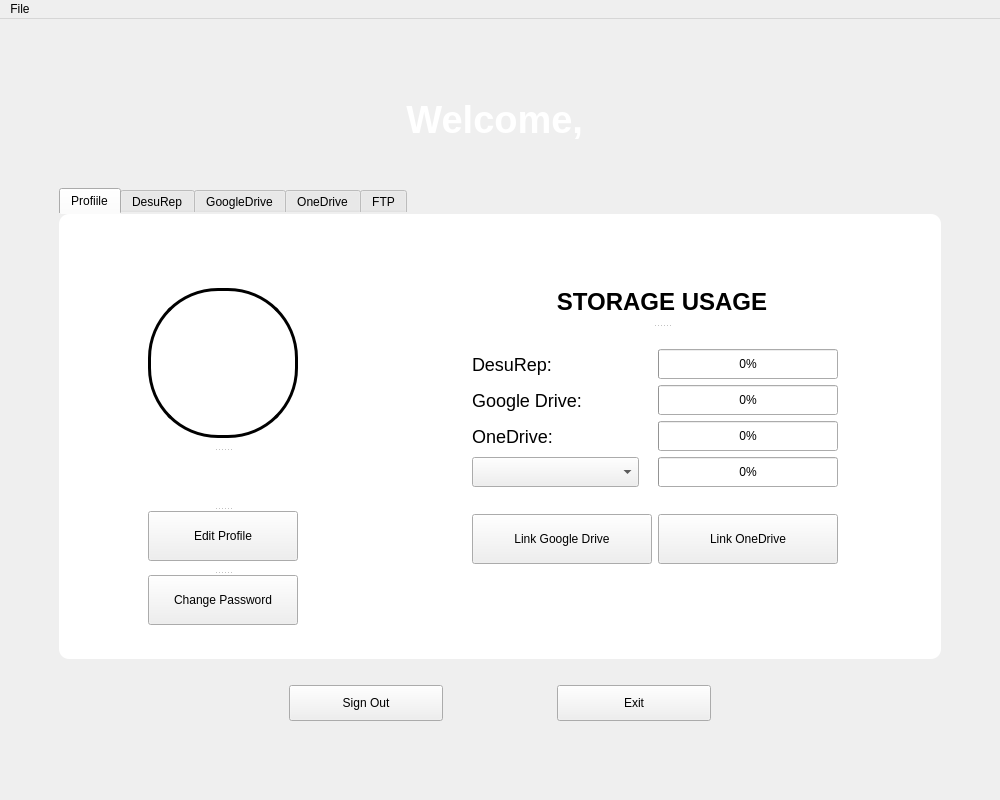
First picture: the form in Desktop/DesuRep/mainwindow.ui, repository Exonymus/Unified-File-Hub, before the edit.
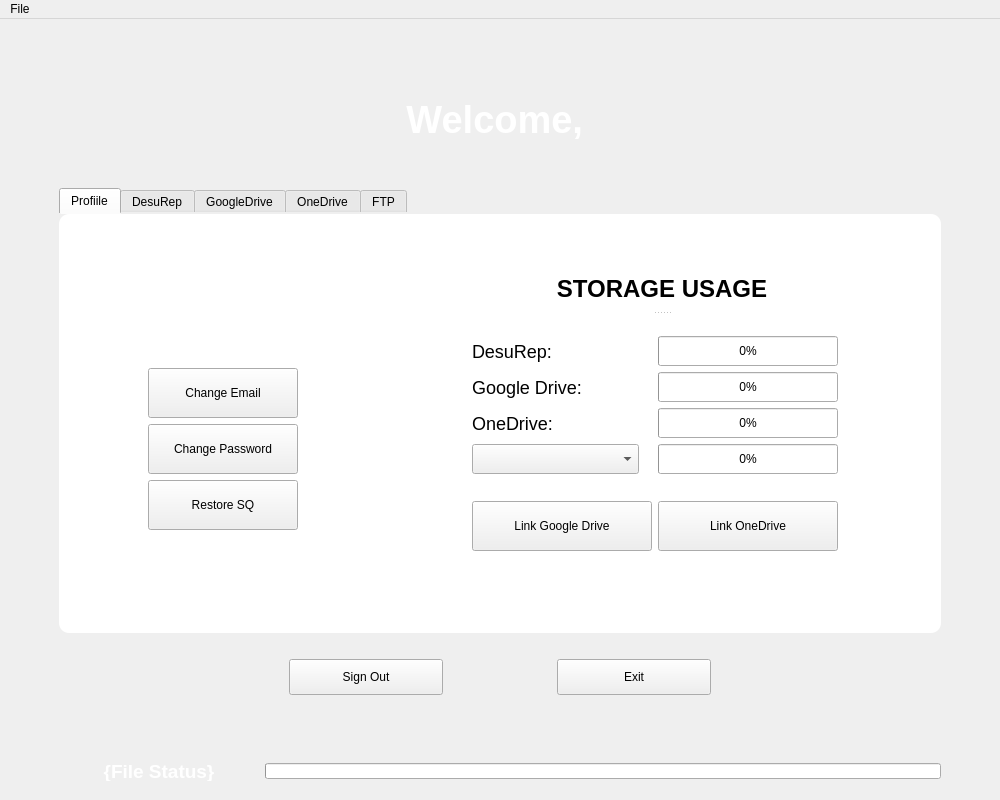
Second picture: the form after the edit. Icons and pictures are not drawn.

Commit message: Added user metadata edit [email, password, sq]

Diff of the .ui file:
```diff
--- a/Desktop/DesuRep/mainwindow.ui
+++ b/Desktop/DesuRep/mainwindow.ui
@@ -146,52 +146,21 @@
            </spacer>
           </item>
           <item>
-           <widget class="QSplitter" name="profile_section">
-            <property name="sizePolicy">
-             <sizepolicy hsizetype="Preferred" vsizetype="Fixed">
-              <horstretch>0</horstretch>
-              <verstretch>0</verstretch>
-             </sizepolicy>
-            </property>
-            <property name="minimumSize">
-             <size>
-              <width>150</width>
-              <height>350</height>
-             </size>
-            </property>
-            <property name="maximumSize">
-             <size>
-              <width>150</width>
-              <height>316</height>
-             </size>
-            </property>
+           <layout class="QVBoxLayout" name="user_profile_section">
+            <item>
+             <spacer name="verticalSpacer_2">
             <property name="orientation">
              <enum>Qt::Vertical</enum>
             </property>
-            <widget class="QFrame" name="user_avatar_frame">
-             <property name="minimumSize">
+              <property name="sizeHint" stdset="0">
               <size>
-               <width>150</width>
-               <height>150</height>
-              </size>
-             </property>
-             <property name="maximumSize">
-              <size>
-               <width>150</width>
-               <height>150</height>
-              </size>
-             </property>
-             <property name="styleSheet">
-              <string notr="true">  border: 3px solid black;
-  border-radius: 70%;</string>
-             </property>
-             <property name="frameShape">
-              <enum>QFrame::StyledPanel</enum>
-             </property>
-             <property name="frameShadow">
-              <enum>QFrame::Raised</enum>
-             </property>
-            </widget>
+                <width>20</width>
+                <height>40</height>
+               </size>
+              </property>
+             </spacer>
+            </item>
+            <item>
             <widget class="QLabel" name="username_label">
              <property name="minimumSize">
               <size>
@@ -217,7 +186,9 @@
               <set>Qt::AlignCenter</set>
              </property>
             </widget>
-            <widget class="QPushButton" name="edit_profile_btn">
+            </item>
+            <item>
+             <widget class="QPushButton" name="change_email_btn">
              <property name="minimumSize">
               <size>
                <width>150</width>
@@ -230,23 +201,16 @@
                <height>50</height>
               </size>
              </property>
-             <property name="styleSheet">
-              <string notr="true"/>
-             </property>
              <property name="text">
-              <string>Edit Profile</string>
+               <string>Change Email</string>
              </property>
              <property name="icon">
               <iconset resource="resources.qrc">
                <normaloff>:/icons/edit</normaloff>:/icons/edit</iconset>
              </property>
-             <property name="iconSize">
-              <size>
-               <width>20</width>
-               <height>20</height>
-              </size>
-             </property>
-            </widget>
+             </widget>
+            </item>
+            <item>
             <widget class="QPushButton" name="change_pass_btn">
              <property name="minimumSize">
               <size>
@@ -260,9 +224,6 @@
                <height>50</height>
               </size>
              </property>
-             <property name="styleSheet">
-              <string notr="true"/>
-             </property>
              <property name="text">
               <string>Change Password</string>
              </property>
@@ -270,14 +231,48 @@
               <iconset resource="resources.qrc">
                <normaloff>:/icons/cPass</normaloff>:/icons/cPass</iconset>
              </property>
-             <property name="iconSize">
+             </widget>
+            </item>
+            <item>
+             <widget class="QPushButton" name="change_sq_btn">
+              <property name="minimumSize">
+               <size>
+                <width>150</width>
+                <height>50</height>
+               </size>
+              </property>
+              <property name="maximumSize">
+               <size>
+                <width>150</width>
+                <height>50</height>
+               </size>
+              </property>
+              <property name="text">
+               <string>Restore SQ</string>
+              </property>
+              <property name="icon">
+               <iconset resource="resources.qrc">
+                <normaloff>:/icons/cSQ</normaloff>:/icons/cSQ</iconset>
+              </property>
+             </widget>
+            </item>
+            <item>
+             <spacer name="verticalSpacer">
+              <property name="orientation">
+               <enum>Qt::Vertical</enum>
+              </property>
+              <property name="sizeType">
+               <enum>QSizePolicy::Expanding</enum>
+              </property>
+              <property name="sizeHint" stdset="0">
               <size>
                <width>20</width>
-               <height>20</height>
-              </size>
-             </property>
-            </widget>
-           </widget>
+                <height>40</height>
+               </size>
+              </property>
+             </spacer>
+            </item>
+           </layout>
           </item>
           <item>
            <spacer name="pt_middle_content_spacer">
@@ -1023,6 +1018,75 @@
         </property>
        </spacer>
       </item>
+      <item>
+       <layout class="QHBoxLayout" name="file_status_layout">
+        <item>
+         <widget class="QLabel" name="file_status_label">
+          <property name="enabled">
+           <bool>true</bool>
+          </property>
+          <property name="minimumSize">
+           <size>
+            <width>200</width>
+            <height>20</height>
+           </size>
+          </property>
+          <property name="maximumSize">
+           <size>
+            <width>200</width>
+            <height>20</height>
+           </size>
+          </property>
+          <property name="font">
+           <font>
+            <family>Arial</family>
+            <pointsize>14</pointsize>
+            <bold>true</bold>
+           </font>
+          </property>
+          <property name="styleSheet">
+           <string notr="true">font-family: Arial;
+color : white;</string>
+          </property>
+          <property name="text">
+           <string>{File Status}</string>
+          </property>
+          <property name="alignment">
+           <set>Qt::AlignCenter</set>
+          </property>
+         </widget>
+        </item>
+        <item>
+         <widget class="QProgressBar" name="file_status_pb">
+          <property name="enabled">
+           <bool>true</bool>
+          </property>
+          <property name="minimumSize">
+           <size>
+            <width>0</width>
+            <height>16</height>
+           </size>
+          </property>
+          <property name="maximumSize">
+           <size>
+            <width>16777215</width>
+            <height>16</height>
+           </size>
+          </property>
+          <property name="styleSheet">
+           <string notr="true">border: 1px solid grey;border-radius: 5px;
+chunk { background-color: white; }</string>
+          </property>
+          <property name="value">
+           <number>0</number>
+          </property>
+          <property name="textVisible">
+           <bool>false</bool>
+          </property>
+         </widget>
+        </item>
+       </layout>
+      </item>
      </layout>
     </item>
    </layout>
```
Left out of the diff: 6 changed lines with no effect on the pictures. Lines whose indentation alone changed are shown as unchanged. The commit also changes 21 other files.
